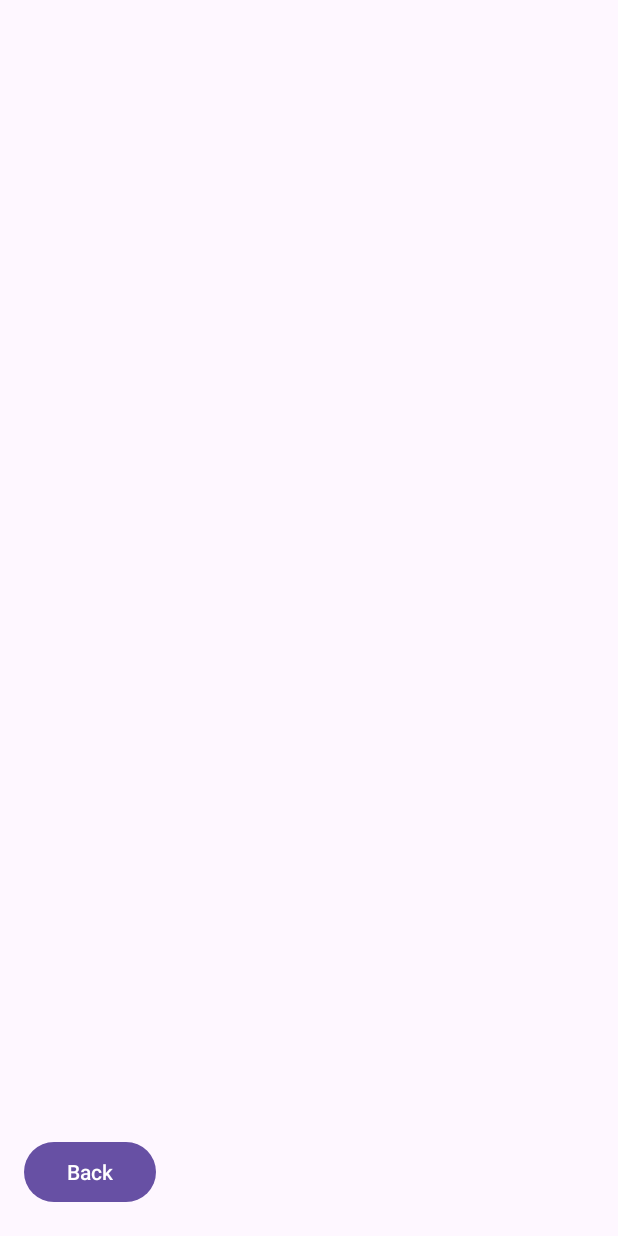
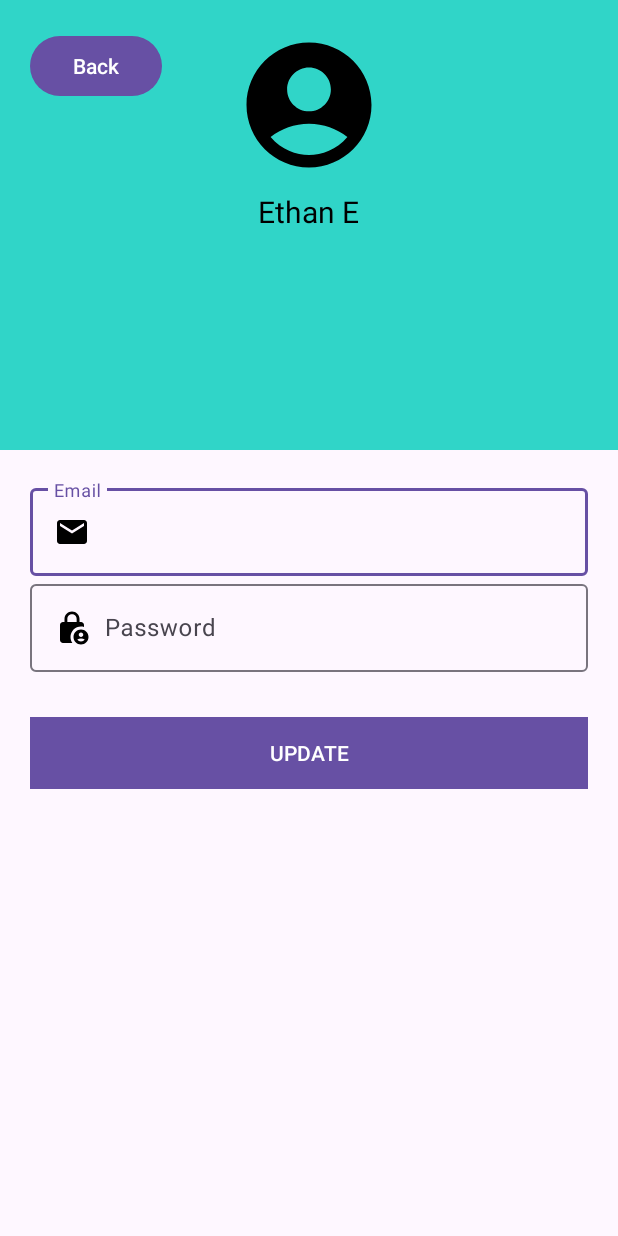
Before and after one commit to RaigZ/MovInsight, an Android app: the ProfileActivity screen opened directly, with no data from a screen before it, on a phone screen of 412 x 824 dp. Run offline under Robolectric (Android 15) with nearby library versions, the phone set to English and light mode, and no system bars.

Commit message:
Changes to activity_profile.xml, added icons for profile page

```diff
--- /dev/null
+++ b/app/src/main/res/drawable/mail_icon.xml
@@ -0,0 +1,5 @@
+<vector android:height="24dp" android:tint="#000000"
+    android:viewportHeight="24" android:viewportWidth="24"
+    android:width="24dp" xmlns:android="http://schemas.android.com/apk/res/android">
+    <path android:fillColor="@android:color/white" android:pathData="M20,4L4,4c-1.1,0 -1.99,0.9 -1.99,2L2,18c0,1.1 0.9,2 2,2h16c1.1,0 2,-0.9 2,-2L22,6c0,-1.1 -0.9,-2 -2,-2zM20,8l-8,5 -8,-5L4,6l8,5 8,-5v2z"/>
+</vector>
--- /dev/null
+++ b/app/src/main/res/drawable/password_icon.xml
@@ -0,0 +1,6 @@
+<vector android:height="24dp" android:tint="#000000"
+    android:viewportHeight="24" android:viewportWidth="24"
+    android:width="24dp" xmlns:android="http://schemas.android.com/apk/res/android">
+    <path android:fillColor="@android:color/white" android:pathData="M18,11c0.7,0 1.37,0.1 2,0.29V10c0,-1.1 -0.9,-2 -2,-2h-1V6c0,-2.76 -2.24,-5 -5,-5S7,3.24 7,6v2H6c-1.1,0 -2,0.9 -2,2v10c0,1.1 0.9,2 2,2h6.26C11.47,20.87 11,19.49 11,18C11,14.13 14.13,11 18,11zM8.9,6c0,-1.71 1.39,-3.1 3.1,-3.1s3.1,1.39 3.1,3.1v2H8.9V6z"/>
+    <path android:fillColor="@android:color/white" android:pathData="M18,13c-2.76,0 -5,2.24 -5,5s2.24,5 5,5s5,-2.24 5,-5S20.76,13 18,13zM18,15c0.83,0 1.5,0.67 1.5,1.5S18.83,18 18,18s-1.5,-0.67 -1.5,-1.5S17.17,15 18,15zM18,21c-1.03,0 -1.94,-0.52 -2.48,-1.32C16.25,19.26 17.09,19 18,19s1.75,0.26 2.48,0.68C19.94,20.48 19.03,21 18,21z"/>
+</vector>
--- /dev/null
+++ b/app/src/main/res/drawable/username_small_icon.xml
@@ -0,0 +1,5 @@
+<vector android:height="24dp" android:tint="#000000"
+    android:viewportHeight="24" android:viewportWidth="24"
+    android:width="24dp" xmlns:android="http://schemas.android.com/apk/res/android">
+    <path android:fillColor="@android:color/white" android:pathData="M12,2C6.48,2 2,6.48 2,12s4.48,10 10,10s10,-4.48 10,-10S17.52,2 12,2zM12,6c1.93,0 3.5,1.57 3.5,3.5S13.93,13 12,13s-3.5,-1.57 -3.5,-3.5S10.07,6 12,6zM12,20c-2.03,0 -4.43,-0.82 -6.14,-2.88C7.55,15.8 9.68,15 12,15s4.45,0.8 6.14,2.12C16.43,19.18 14.03,20 12,20z"/>
+</vector>
--- a/app/src/main/res/layout/activity_profile.xml
+++ b/app/src/main/res/layout/activity_profile.xml
@@ -1,10 +1,18 @@
 <?xml version="1.0" encoding="utf-8"?>
-<androidx.constraintlayout.widget.ConstraintLayout xmlns:android="http://schemas.android.com/apk/res/android"
+<!-- fragment_profile.xml -->
+<LinearLayout xmlns:android="http://schemas.android.com/apk/res/android"
     xmlns:app="http://schemas.android.com/apk/res-auto"
-    xmlns:tools="http://schemas.android.com/tools"
     android:layout_width="match_parent"
     android:layout_height="match_parent"
-    tools:context=".ProfileActivity">
+    xmlns:tools="http://schemas.android.com/tools"
+    tools:context=".ProfileActivity"
+    android:orientation="vertical">
+
+    <RelativeLayout
+        android:layout_width="match_parent"
+        android:layout_height="300dp"
+        android:padding="20dp"
+        android:background="#30D5C8">
 
         <Button
             android:id="@+id/back_button"
@@ -18,4 +26,80 @@
             app:layout_constraintTop_toTopOf="parent"
             app:layout_constraintVertical_bias="0.976" />
 
-</androidx.constraintlayout.widget.ConstraintLayout>
+        <ImageView
+            android:id="@+id/profile_image"
+            android:layout_width="100dp"
+            android:layout_height="100dp"
+            android:layout_centerHorizontal="true"
+            android:src="@drawable/username_small_icon" />
+
+        <TextView
+            android:id="@+id/fullname_field"
+            android:layout_width="wrap_content"
+            android:layout_height="wrap_content"
+            android:layout_below="@+id/profile_image"
+            android:layout_centerHorizontal="true"
+            android:layout_marginTop="10dp"
+            android:includeFontPadding="false"
+            android:text="Ethan E"
+            android:textColor="#000"
+            android:textSize="20sp" />
+
+        <TextView
+            android:id="@+id/username_field"
+            android:layout_width="wrap_content"
+            android:layout_height="wrap_content"
+            android:layout_below="@id/fullname_field"
+            android:layout_centerHorizontal="true"
+            android:layout_marginTop="5dp"
+            android:includeFontPadding="false"
+            android:textSize="14sp" />
+    </RelativeLayout>
+
+    <LinearLayout
+        android:layout_height="wrap_content"
+        android:layout_width="match_parent"
+        android:orientation="vertical"
+        android:padding="20dp">
+
+        <com.google.android.material.textfield.TextInputLayout
+            android:hint="Email"
+            android:id="@+id/email_profile"
+            android:layout_height="wrap_content"
+            android:layout_width="match_parent">
+            <com.google.android.material.textfield.TextInputEditText
+                android:drawableLeft="@drawable/mail_icon"
+                android:drawablePadding="10dp"
+                android:layout_height="wrap_content"
+                android:layout_width="match_parent" />
+        </com.google.android.material.textfield.TextInputLayout>
+
+
+        <com.google.android.material.textfield.TextInputLayout
+            android:hint="Password"
+            android:id="@+id/password_profile"
+            android:layout_height="wrap_content"
+            android:layout_width="match_parent">
+
+            <com.google.android.material.textfield.TextInputEditText
+                android:layout_width="match_parent"
+                android:layout_height="wrap_content"
+                android:drawableLeft="@drawable/password_icon"
+                android:drawablePadding="10dp" />
+        </com.google.android.material.textfield.TextInputLayout>
+
+
+        <Button
+            android:background="#fece2f"
+            android:layout_height="wrap_content"
+            android:layout_marginTop="30dp"
+            android:layout_width="match_parent"
+            android:text="UPDATE" />
+
+
+    </LinearLayout>
+
+
+
+
+</LinearLayout>
```
Lines whose indentation alone changed are shown as unchanged.
